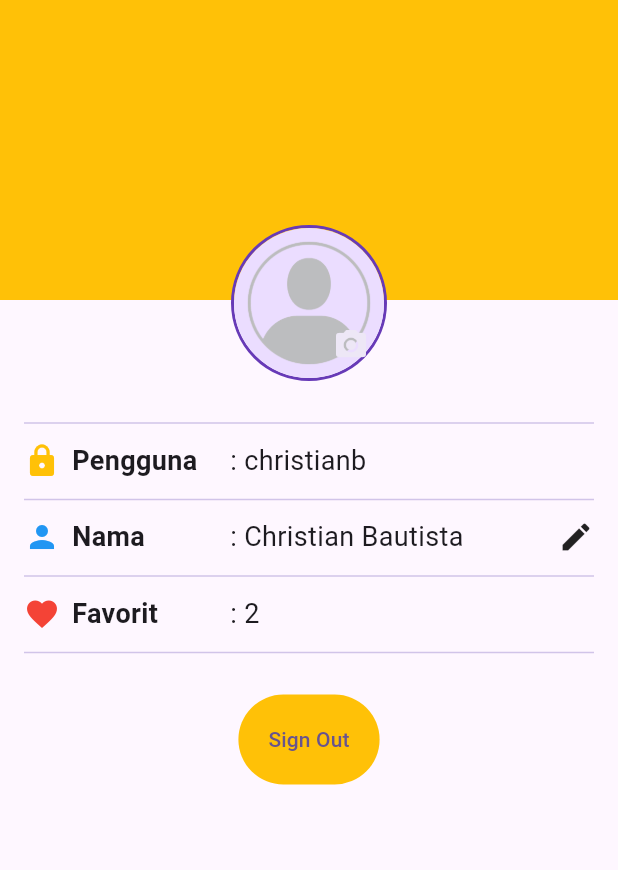
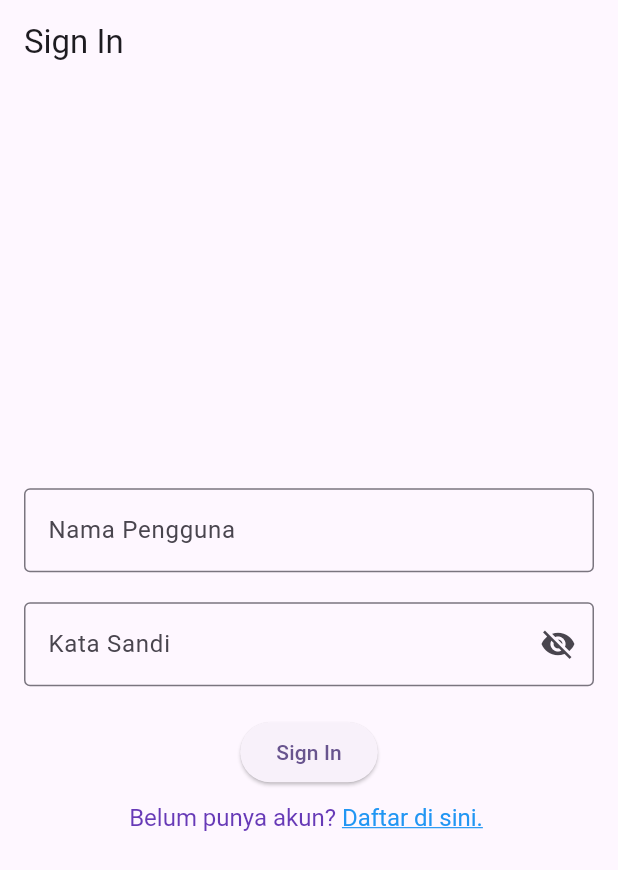
Before and after one commit to Mobile-Programming-MDP/materi-latihan-flutter-ChristianBautista1708, a Flutter app: the screen it shows after launch, on a phone screen of 412 x 824 dp. Shown: the top 870 px of the screen. Run offline on Flutter 3.47's test engine with Material 2 defaults, Android fonts, the phone set to English and light mode, and no system bars.

Commit message:
SIgn In Screen

```diff
--- a/wisata_candi/lib/main.dart
+++ b/wisata_candi/lib/main.dart
@@ -2,6 +2,7 @@ import 'package:flutter/material.dart';
 import 'package:wisata_candi/data/candi_data.dart';
 import 'package:wisata_candi/screens/detail_screen.dart';
 import 'package:wisata_candi/screens/profile_screen.dart';
+import 'package:wisata_candi/screens/sign_in_screen.dart';
 
 void main() {
   runApp(const MyApp());
@@ -18,7 +19,7 @@ class MyApp extends StatelessWidget {
         colorScheme: ColorScheme.fromSeed(seedColor: Colors.deepPurple),
         useMaterial3: true,
       ),
-      home: ProfileScreen(),
+      home: SignInScreen(),
       //home: DetailScreen(candi: candiList[0]),
     );
   }
--- /dev/null
+++ b/wisata_candi/lib/screens/sign_in_screen.dart
@@ -0,0 +1,96 @@
+import 'package:flutter/gestures.dart';
+import 'package:flutter/material.dart';
+
+class SignInScreen extends StatefulWidget {
+  const SignInScreen({super.key});
+
+  @override
+  State<SignInScreen> createState() => _SignInScreenState();
+}
+
+class _SignInScreenState extends State<SignInScreen> {
+  // TODO: 1. Deklarasikan variabel
+  final TextEditingController _usernameController = TextEditingController();
+  final TextEditingController _passwordController = TextEditingController();
+
+  String _errorText = '';
+  bool _isSignedIn = false;
+  bool _obscurePassword = true;
+
+  @override
+  Widget build(BuildContext context) {
+    return Scaffold(
+      // TODO: 2. Pasang AppBar
+      appBar: AppBar(title: Text('Sign In'),),
+      // TODO: 3. Pasang body
+      body: Center(
+        child : SingleChildScrollView(
+          child: Padding(
+          padding: const EdgeInsets.all(16),
+          child: Form(
+              child: Column(
+              // TODO: 4. Atur mainAxisAlignment dan crossAxisAlignment
+              children: [
+                // TODO: 5. Pasang TextFormField Nama Pengguna
+                TextFormField(
+                  controller: _usernameController,
+                  decoration: InputDecoration(
+                    labelText: "Nama Pengguna",
+                    border: OutlineInputBorder(),
+                  ),
+                ),
+                // TODO: 6. Pasang TextFormField Kata Sandi
+                SizedBox(height: 20),
+                TextFormField(
+                  controller: _passwordController,
+                  decoration: InputDecoration(
+                    labelText: "Kata Sandi",
+                    errorText: _errorText.isNotEmpty ? _errorText : null,
+                    border: OutlineInputBorder(),
+                    suffixIcon: IconButton(
+                      onPressed: (){
+                        setState(() {
+                          _obscurePassword = !_obscurePassword;
+                        });
+                      },
+                      icon: Icon(
+                        _obscurePassword ? Icons.visibility_off
+                          : Icons.visibility,
+                      ),),
+                  ),
+                  obscureText: _obscurePassword,
+                ),
+                // TODO: 7. Pasang ElevotedButton Sign In
+                SizedBox(height: 20),
+                ElevatedButton(
+                  onPressed: (){},
+                  child: Text('Sign In')),
+                // TODO: 8. Pasang TextButton Sign Up
+                SizedBox(height: 10),
+                //...
+                RichText(
+                  text: TextSpan(
+                    text: 'Belum punya akun? ',
+                    style: TextStyle(fontSize: 16, color: Colors.deepPurple),
+                    children: <TextSpan>[
+                      TextSpan(
+                        text: 'Daftar di sini. ',
+                        style: TextStyle(
+                          color: Colors.blue,
+                          decoration: TextDecoration.underline,
+                          fontSize: 16
+                        ),
+                        recognizer: TapGestureRecognizer()
+                          ..onTap = () {},
+                      ),
+                    ],
+                  ),
+                )
+              ],
+          )),
+          )
+        )
+      ),
+    );
+  }
+}
```
